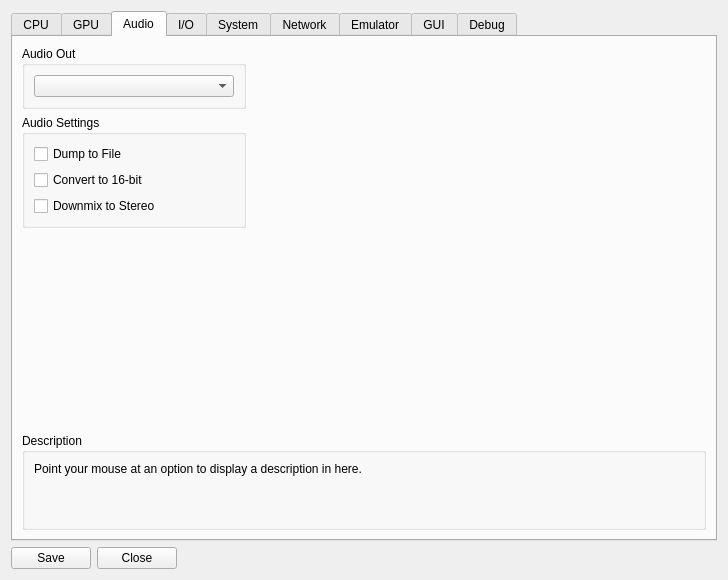
The window that rpcs3/rpcs3qt/settings_dialog.ui (RPCS3/rpcs3) describes before a commit, drawn with Qt 5.
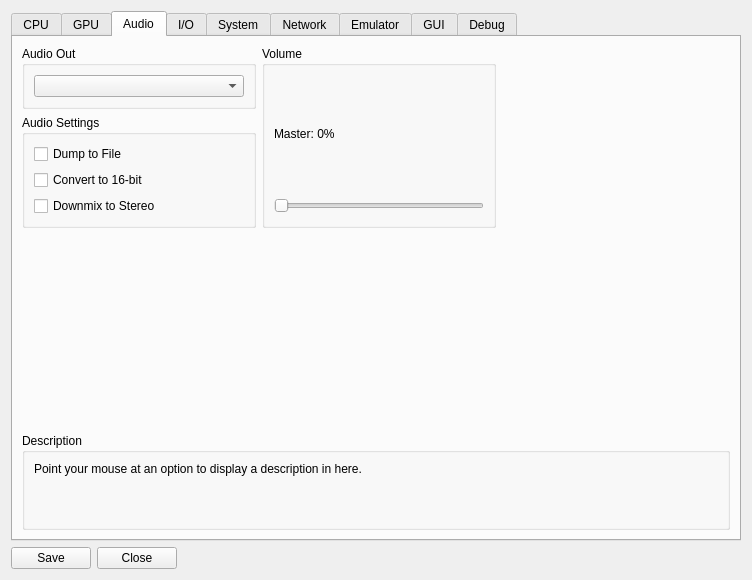
The same window after the commit. The open tabs and pages were chosen to show the change. Icons and pictures are not drawn.

Commit message: Qt: add master volume slider to the audio tab

Diff of the .ui file:
```diff
--- a/rpcs3/rpcs3qt/settings_dialog.ui
+++ b/rpcs3/rpcs3qt/settings_dialog.ui
@@ -6,8 +6,8 @@
    <rect>
     <x>0</x>
     <y>0</y>
-    <width>703</width>
-    <height>499</height>
+    <width>752</width>
+    <height>576</height>
    </rect>
   </property>
   <property name="sizePolicy">
@@ -783,7 +783,7 @@
       <attribute name="title">
        <string>Audio</string>
       </attribute>
-      <layout class="QVBoxLayout" name="verticalLayout_26">
+      <layout class="QVBoxLayout" name="verticalLayout_26" stretch="0,1,0">
        <item>
         <layout class="QHBoxLayout" name="horizontalLayout_9" stretch="1,1,1">
          <item>
@@ -836,10 +836,44 @@
           </layout>
          </item>
          <item>
-          <widget class="QWidget" name="widget_8" native="true"/>
+          <layout class="QVBoxLayout" name="verticalLayout_37">
+           <item>
+            <widget class="QGroupBox" name="groupBox_6">
+             <property name="title">
+              <string>Volume</string>
+             </property>
+             <layout class="QVBoxLayout" name="verticalLayout_74">
+              <item>
+               <widget class="QLabel" name="masterVolumeLabel">
+                <property name="text">
+                 <string>Master: 0%</string>
+                </property>
+               </widget>
+              </item>
+              <item>
+               <widget class="QSlider" name="masterVolume">
+                <property name="orientation">
+                 <enum>Qt::Horizontal</enum>
+                </property>
+               </widget>
+              </item>
+              <item>
+               <spacer name="verticalSpacer_4">
+                <property name="orientation">
+                 <enum>Qt::Vertical</enum>
+                </property>
+                <property name="sizeType">
+                 <enum>QSizePolicy::MinimumExpanding</enum>
+                </property>
+               </spacer>
+              </item>
+             </layout>
+            </widget>
+           </item>
+          </layout>
          </item>
          <item>
-          <widget class="QWidget" name="widget_2" native="true"/>
+          <layout class="QVBoxLayout" name="verticalLayout_71"/>
          </item>
         </layout>
        </item>
```
Left out of the diff: 2 changed lines with no effect on the pictures. The commit also changes 3 other files.
